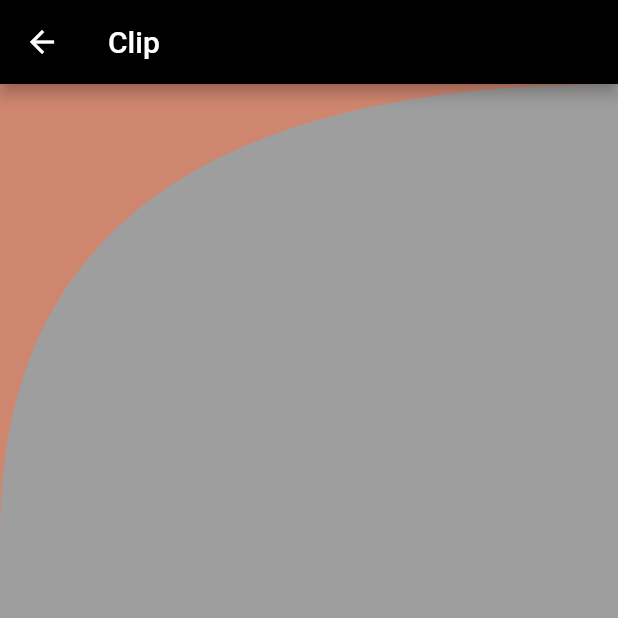
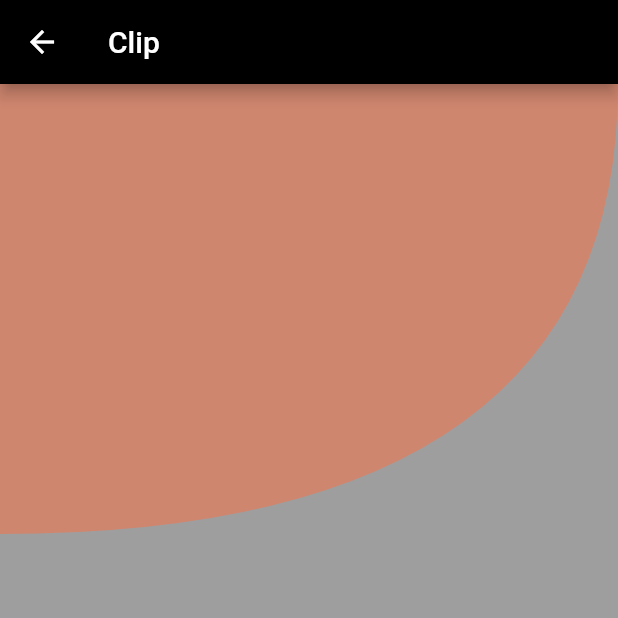
Before and after one commit to jobic10/flutter_again, a Flutter app: the MyClip screen opened directly, on a phone screen of 412 x 824 dp, the top half of it. Run offline on Flutter 3.47's test engine with Material 2 defaults, Android fonts, the phone set to English and light mode, and no system bars; our stand-ins replace clay_containers, flutter_screenutil, sleek_circular_slider.

Commit message:
Control points

```diff
--- a/lib/day4/clip.dart
+++ b/lib/day4/clip.dart
@@ -37,7 +37,7 @@ class WaveClipper extends CustomClipper<Path> {
 
     // path.quadraticBezierTo(
     //     size.width / 2, size.height / 2, size.width / 1.4, size.height / 1.33);
-    path.quadraticBezierTo(0, 0, size.width, 0);
+    path.quadraticBezierTo(size.width, size.height, size.width, 0);
     // path.lineTo(size.width, 0);
     path.close();
     return path;
```
